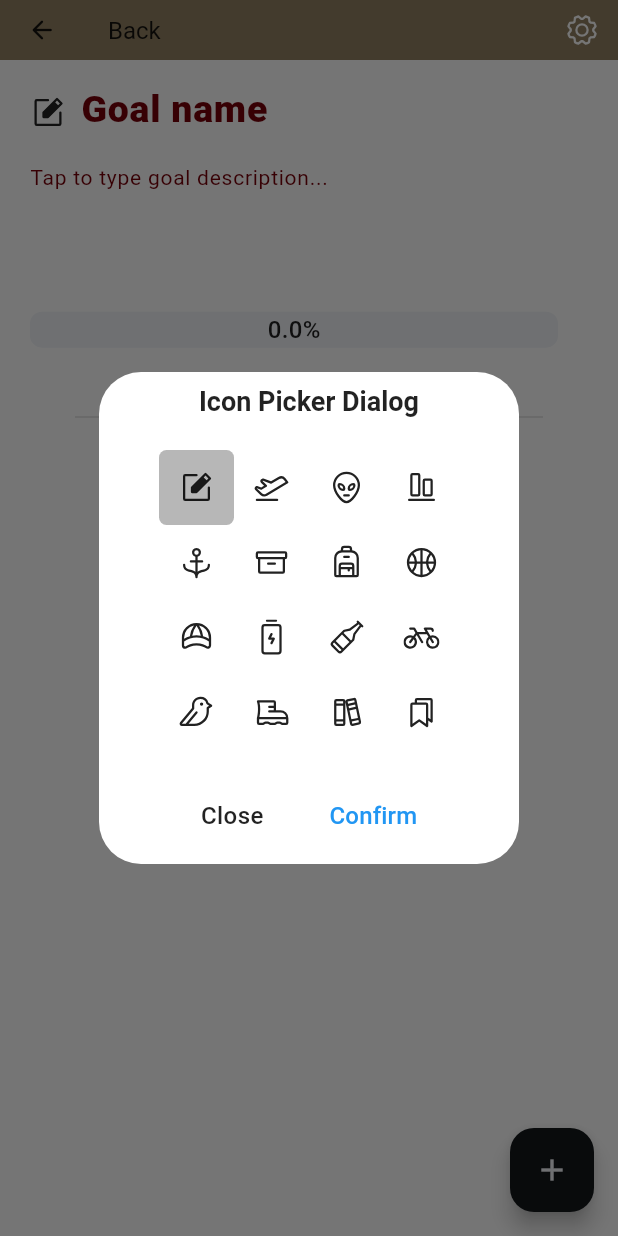
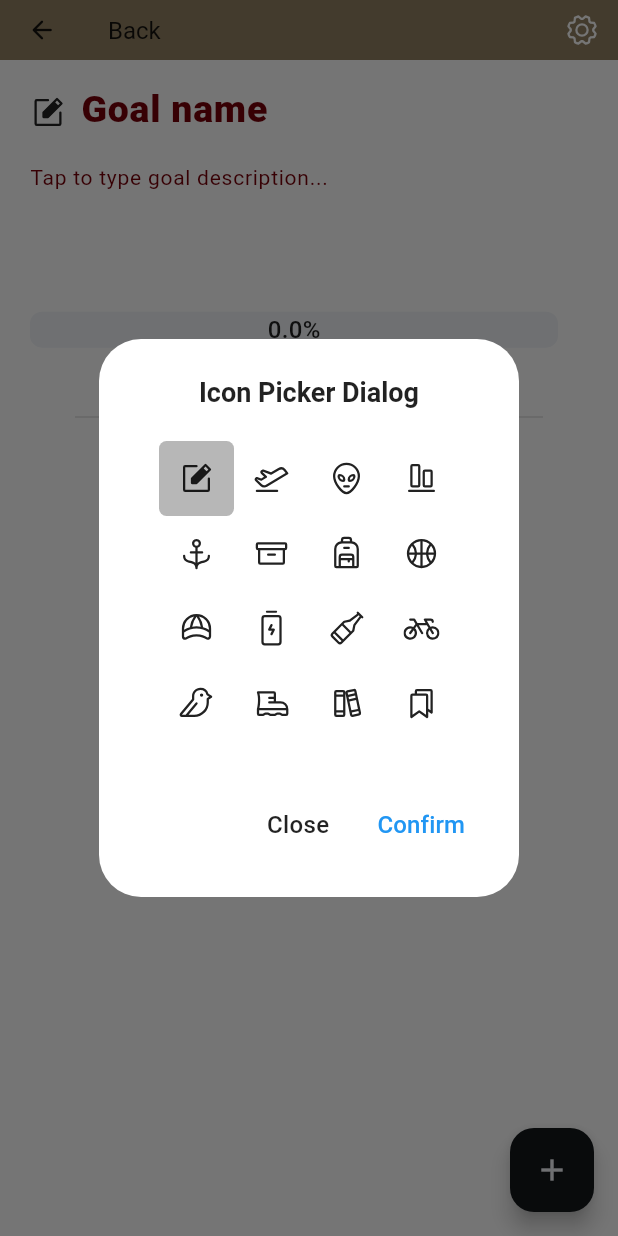
Before and after one commit to sankassio99/goals_tracker, a Flutter app: the MainGoalPageWidget screen opened directly, after a tap on an icon or button, on a phone screen of 412 x 824 dp. Run offline on Flutter 3.47's test engine with Material 2 defaults, Android fonts, the phone set to English and light mode, and no system bars; drawn by our look-alikes of percent_indicator; our stand-ins replace get, phosphor_flutter; Roboto replaces fonts that are missing (Poppins).

Commit message:
Refactor icon picker dialog

```diff
--- a/lib/presentation/components/header_goal_widget.dart
+++ b/lib/presentation/components/header_goal_widget.dart
@@ -34,24 +34,8 @@ class HeaderGoalWidget extends StatelessWidget {
                   Row(
                     mainAxisSize: MainAxisSize.max,
                     children: [
-                      InkWell(
-                        onTap: () => showDialog(
-                            context: context,
-                            builder: (BuildContext context) => IconPickerDialog(
-                                  currentIcon: model.icon.value,
-                                )),
-                        child: Padding(
-                          padding: const EdgeInsetsDirectional.fromSTEB(
-                              0, 0, 10, 10),
-                          child: Obx(
-                            () => Icon(
-                              key: const Key("goalIcon"),
-                              model.icon.value,
-                              color: Colors.black87,
-                              size: 24,
-                            ),
-                          ),
-                        ),
+                      IconPickerDialog(
+                        currentIcon: model.icon,
                       ),
                       Focus(
                         onFocusChange: (value) {
--- a/lib/presentation/components/icon_picker_dialog.dart
+++ b/lib/presentation/components/icon_picker_dialog.dart
@@ -4,11 +4,43 @@ import 'package:goals_tracker/presentation/controllers/main_goal_controller.dart
 import 'package:phosphor_flutter/phosphor_flutter.dart';
 
 class IconPickerDialog extends StatelessWidget {
+  final Rx<PhosphorIconData> currentIcon;
+  final controller = Get.find<MainGoalController>();
+
+  IconPickerDialog({
+    required this.currentIcon,
+    super.key,
+  });
+
+  @override
+  Widget build(BuildContext context) {
+    return InkWell(
+      onTap: () => showDialog<String>(
+          context: context,
+          builder: (BuildContext context) => PickerDialog(
+                currentIcon: currentIcon.value,
+              )),
+      child: Padding(
+        padding: const EdgeInsetsDirectional.fromSTEB(0, 0, 10, 10),
+        child: Obx(
+          () => Icon(
+            key: const Key("goalIcon"),
+            currentIcon.value,
+            color: Colors.black87,
+            size: 24,
+          ),
+        ),
+      ),
+    );
+  }
+}
+
+class PickerDialog extends StatelessWidget {
   final PhosphorIconData? currentIcon;
   final Rx<PhosphorIconData> selectedIcon = PhosphorIcons.fill.notePencil.obs;
   final controller = Get.find<MainGoalController>();
 
-  IconPickerDialog({
+  PickerDialog({
     this.currentIcon,
     super.key,
   });
@@ -40,10 +72,10 @@ class IconPickerDialog extends StatelessWidget {
   @override
   Widget build(BuildContext context) {
     selectedIcon.value = currentIcon ?? PhosphorIcons.fill.notePencil;
-    return Dialog(
+    return AlertDialog(
       key: const Key("iconPickerDialog"),
       backgroundColor: Colors.white,
-      child: Padding(
+      content: Padding(
         padding: const EdgeInsets.all(8.0),
         child: SingleChildScrollView(
           child: Column(
@@ -81,22 +113,16 @@ class IconPickerDialog extends StatelessWidget {
                     ),
                   ),
                 ),
-                const SizedBox(
-                  height: 20,
+              ]),
         ),
-                Row(
-                  mainAxisAlignment: MainAxisAlignment.center,
-                  mainAxisSize: MainAxisSize.min,
-                  children: [
+      ),
+      actions: [
         TextButton(
             onPressed: () => Navigator.pop(context),
             child: Text(
               style: Theme.of(context).textTheme.bodyMedium,
               "Close",
             )),
-                    const SizedBox(
-                      width: 20,
-                    ),
         TextButton(
             onPressed: () {
               controller.updateIcon(selectedIcon);
@@ -112,10 +138,6 @@ class IconPickerDialog extends StatelessWidget {
               "Confirm",
             )),
       ],
-                )
-              ]),
-        ),
-      ),
     );
   }
 }
```
Lines whose indentation alone changed are shown as unchanged.
